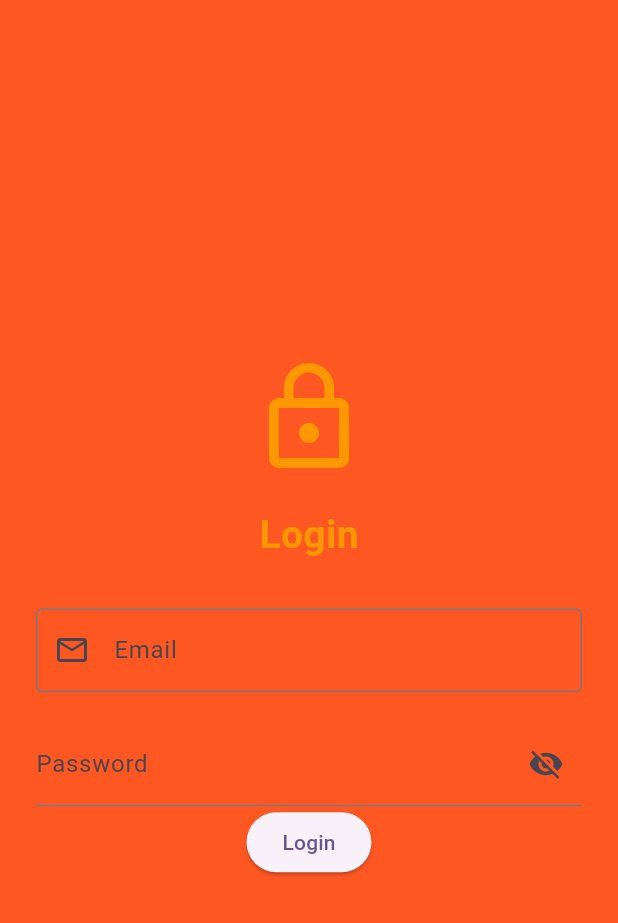
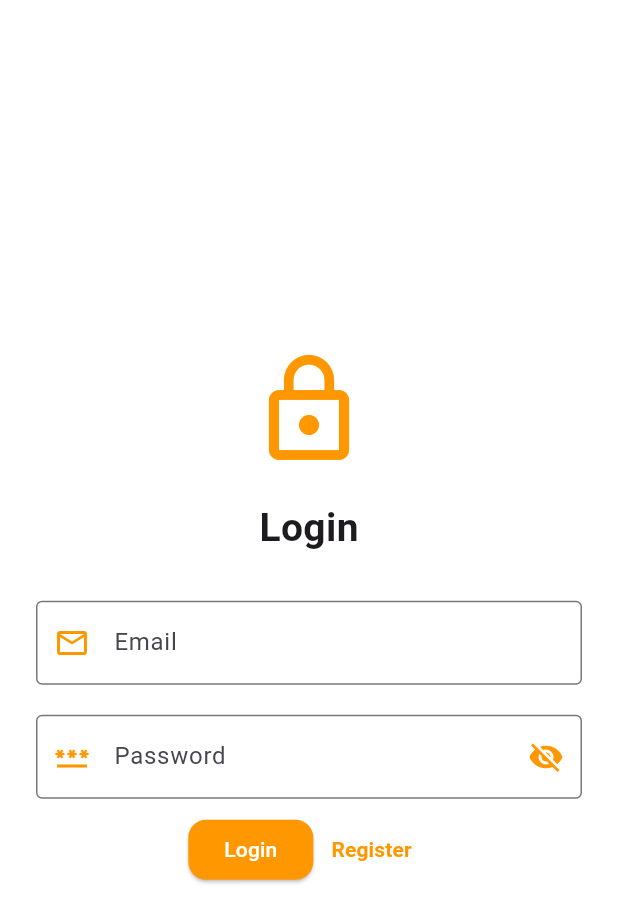
Before and after one commit to andreassfm/SavingMoney, a Flutter app: the screen it shows after launch, on a phone screen of 412 x 824 dp. Shown: the top 923 px of the screen. Run offline on Flutter 3.47's test engine with Material 3 defaults, Android fonts, the light colour scheme and no system bars; our stand-ins replace cloud_firestore, firebase_auth, firebase_core; accounts and stored records are empty.

Commit message:
Update Apps

```diff
--- a/lib/projects/view/login.dart
+++ b/lib/projects/view/login.dart
@@ -2,6 +2,7 @@ import 'package:flutter/material.dart';
 import 'package:savingmoney/projects/controller/authentication/user_authentication.dart';
 import 'package:savingmoney/projects/controller/user_controller.dart';
 import 'package:savingmoney/projects/view/home.dart';
+import 'package:savingmoney/projects/view/register.dart';
 
 class Login extends StatefulWidget {
   const Login({super.key});
@@ -44,7 +45,7 @@ class _LoginState extends State<Login> {
   Widget build(BuildContext context) {
     return SafeArea(
       child: Scaffold(
-        backgroundColor: Colors.deepOrange,
+        backgroundColor: Colors.white,
         body: Center(
           child: Padding(
             padding: EdgeInsets.all(24),
@@ -55,11 +56,7 @@ class _LoginState extends State<Login> {
                 SizedBox(height: 20),
                 Text(
                   'Login',
-                  style: TextStyle(
-                    fontSize: 26,
-                    fontWeight: FontWeight.bold,
-                    color: Colors.orange,
-                  ),
+                  style: TextStyle(fontSize: 26, fontWeight: FontWeight.bold),
                 ),
                 SizedBox(height: 30),
                 TextField(
@@ -67,7 +64,10 @@ class _LoginState extends State<Login> {
                   decoration: InputDecoration(
                     labelText: 'Email',
                     hintText: 'Masukkan email Anda',
-                    prefixIcon: Icon(Icons.email_outlined),
+                    prefixIcon: Icon(
+                      Icons.email_outlined,
+                      color: Colors.orange,
+                    ),
                     border: OutlineInputBorder(),
                   ),
                 ),
@@ -78,6 +78,8 @@ class _LoginState extends State<Login> {
                   decoration: InputDecoration(
                     labelText: 'Password',
                     hintText: 'Masukkan password Anda',
+                    prefixIcon: Icon(Icons.password, color: Colors.orange),
+                    border: OutlineInputBorder(),
                     suffixIcon: IconButton(
                       onPressed: () {
                         setState(() {
@@ -88,10 +90,15 @@ class _LoginState extends State<Login> {
                         obscurePassword
                             ? Icons.visibility_off
                             : Icons.visibility,
+                        color: Colors.orange,
                       ),
                     ),
                   ),
                 ),
+                SizedBox(height: 10),
+                Row(
+                  mainAxisAlignment: MainAxisAlignment.center,
+                  children: [
                     ElevatedButton(
                       onPressed: () {
                         UserController.login(
@@ -100,7 +107,34 @@ class _LoginState extends State<Login> {
                           password: passwordController.text,
                         );
                       },
-                  child: Text('Login'),
+                      child: Text(
+                        'Login',
+                        style: TextStyle(color: Colors.white),
+                      ),
+                      style: ElevatedButton.styleFrom(
+                        backgroundColor: Colors.orange,
+                        shape: RoundedRectangleBorder(
+                          borderRadius: BorderRadius.circular(12),
+                        ),
+                      ),
+                    ),
+                    SizedBox(height: 10),
+                    TextButton(
+                      onPressed: () {
+                        Navigator.pushReplacement(
+                          context,
+                          MaterialPageRoute(builder: (context) => Register()),
+                        );
+                      },
+                      child: Text(
+                        'Register',
+                        style: TextStyle(
+                          fontWeight: FontWeight.bold,
+                          color: Colors.orange,
+                        ),
+                      ),
+                    ),
+                  ],
                 ),
               ],
             ),
--- a/lib/projects/view/register.dart
+++ b/lib/projects/view/register.dart
@@ -111,7 +111,7 @@ class _RegisterState extends State<Register> {
                       password: passwordController.text,
                     );
                   },
-                  child: Text('Login'),
+                  child: Text('Register'),
                 ),
               ],
             ),
```
Also changed, not shown: lib/projects/view/add_saving.dart (added, +110 -0 lines), lib/projects/view/home.dart (+57 -1 lines), assets/images/Dasha Taran.jpg (added), assets/images/Davina Karamoy.jpg (added), assets/images/Harry Styles.jpg (added), assets/images/Jung Kook.jpg (added), assets/images/Karmen.jpg (added), assets/images/Manurios.jpg (added), assets/images/Shani Indira.jpg (added), assets/images/Won Woo.jpg (added), assets/images/Yessica Tamara.jpg (added), assets/images/Zayn Malik.jpg (added), assets/images/ella.jpg (added), assets/images/empty.png (added), 2 more files. Lines whose indentation alone changed are shown as unchanged.
